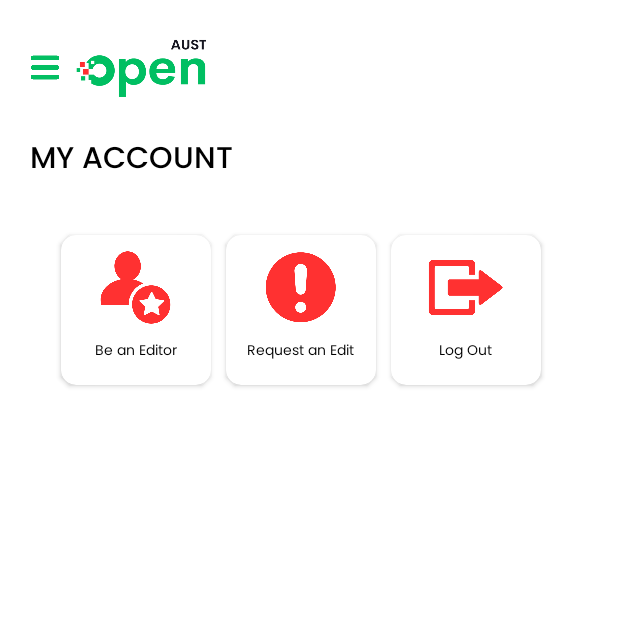
After one commit to anwholesquare/aust_open_android, an Android app: the MyAccountActivity screen opened directly, with no data from a screen before it, on a phone screen of 412 x 824 dp, the top half of it. The commit adds this screen. Run offline under Robolectric (Android 15) with nearby library versions, the phone set to English and light mode, and no system bars; our stand-ins replace Firebase (no records; nobody signed in at launch, a user with empty details on screens opened directly).

Commit message:
My Account Screen Added

```diff
--- a/app/src/main/java/com/khandokeranan/austopen/MainActivity.java
+++ b/app/src/main/java/com/khandokeranan/austopen/MainActivity.java
@@ -168,7 +168,7 @@ public class MainActivity extends AppCompatActivity {
         accBtn.setOnClickListener(new View.OnClickListener() {
             @Override
             public void onClick(View v) {
-                Intent vc1 = new Intent(getApplicationContext(), VacantAcitivity1.class);
+                Intent vc1 = new Intent(getApplicationContext(), MyAccountActivity.class);
                 startActivity(vc1);
             }
         });
--- /dev/null
+++ b/app/src/main/java/com/khandokeranan/austopen/MyAccountActivity.java
@@ -0,0 +1,48 @@
+package com.khandokeranan.austopen;
+
+import androidx.appcompat.app.AppCompatActivity;
+import androidx.cardview.widget.CardView;
+
+import android.content.Intent;
+import android.os.Bundle;
+import android.widget.TextView;
+
+import com.google.firebase.auth.FirebaseAuth;
+import com.google.firebase.auth.FirebaseUser;
+
+public class MyAccountActivity extends AppCompatActivity {
+    FirebaseUser user;
+
+    @Override
+    protected void onCreate(Bundle savedInstanceState) {
+        super.onCreate(savedInstanceState);
+        setContentView(R.layout.activity_my_account);
+        user = FirebaseAuth.getInstance().getCurrentUser();
+
+        TextView userName = (TextView) findViewById(R.id.username);
+        userName.setText(user.getEmail());
+
+        CardView signOutBtn = (CardView) findViewById(R.id.logoutBtn);
+        signOutBtn.setOnClickListener(v -> {
+            FirebaseAuth.getInstance().signOut();
+            Intent vc1 = new Intent(getApplicationContext(), LoginActivity.class);
+            startActivity(vc1);
+        });
+
+        CardView beAnEditorBtn = (CardView) findViewById(R.id.beEditorBtn);
+        beAnEditorBtn.setOnClickListener(v -> {
+            Intent vc1 = new Intent(getApplicationContext(), BeAnEditorActivity.class);
+            startActivity(vc1);
+        });
+
+        CardView requestAnEditBtn = (CardView) findViewById(R.id.requestEditBtn);
+        requestAnEditBtn.setOnClickListener(v -> {
+            Intent vc1 = new Intent(getApplicationContext(), RequestEditActivity.class);
+            startActivity(vc1);
+        });
+
+
+
+
+    }
+}
--- /dev/null
+++ b/app/src/main/res/layout/activity_my_account.xml
@@ -0,0 +1,174 @@
+<?xml version="1.0" encoding="utf-8"?>
+<LinearLayout xmlns:android="http://schemas.android.com/apk/res/android"
+    xmlns:app="http://schemas.android.com/apk/res-auto"
+    xmlns:tools="http://schemas.android.com/tools"
+    android:layout_width="match_parent"
+    android:layout_height="match_parent"
+    android:layout_margin="20dp"
+
+
+    android:orientation="vertical"
+    tools:context=".RoutineActivity1">
+
+    <LinearLayout
+        android:layout_width="match_parent"
+        android:layout_height="wrap_content"
+        android:gravity="start"
+
+        android:orientation="horizontal">
+
+        <LinearLayout
+            android:layout_width="120dp"
+            android:layout_height="50dp"
+            android:orientation="horizontal"
+            android:gravity="start"
+            >
+
+            <ImageView
+                android:layout_width="20dp"
+                android:layout_height="wrap_content"
+                android:layout_gravity="center"
+                android:layout_marginRight="10dp"
+                android:src="@drawable/hamburger1"/>
+
+            <ImageView
+                android:layout_width="wrap_content"
+                android:layout_height="match_parent"
+                android:src="@drawable/applogo"/>
+        </LinearLayout>
+    </LinearLayout>
+    <LinearLayout
+        android:layout_width="wrap_content"
+        android:layout_height="wrap_content"
+        android:layout_marginTop="20dp"
+        android:orientation="vertical">
+        <TextView
+            android:layout_width="wrap_content"
+            android:layout_height="wrap_content"
+            android:text="MY ACCOUNT"
+            android:textFontWeight="500"
+            android:textSize="20sp"
+            android:textColor="@color/black"
+            android:fontFamily="@font/poppins"
+            />
+        <TextView
+            android:layout_width="wrap_content"
+            android:layout_height="wrap_content"
+            android:text=""
+            android:id="@+id/username"
+            >
+
+        </TextView>
+
+    </LinearLayout>
+    <LinearLayout
+        android:layout_width="match_parent"
+        android:layout_height="117dp"
+        android:gravity="center"
+
+        android:orientation="horizontal">
+
+        <androidx.cardview.widget.CardView
+            android:id="@+id/beEditorBtn"
+            android:layout_width="100dp"
+            android:layout_height="100dp"
+            android:layout_marginVertical="10dp"
+            android:layout_marginRight="10dp"
+            app:cardCornerRadius="10dp">
+
+            <LinearLayout
+                android:layout_width="match_parent"
+                android:layout_height="wrap_content"
+                android:gravity="center_horizontal"
+                android:orientation="vertical">
+
+                <ImageView
+                    android:layout_width="70dp"
+                    android:layout_height="70dp"
+                    android:padding="10dp"
+                    android:src="@drawable/be_editor" />
+
+                <TextView
+                    android:layout_width="wrap_content"
+                    android:layout_height="wrap_content"
+                    android:fontFamily="@font/poppins"
+                    android:padding="0dp"
+                    android:text="Be an Editor"
+                    android:textColor="@color/black"
+                    android:textSize="9sp" />
+
+
+            </LinearLayout>
+
+
+        </androidx.cardview.widget.CardView>
+
+        <androidx.cardview.widget.CardView
+            android:id="@+id/requestEditBtn"
+            android:layout_width="100dp"
+            android:layout_height="100dp"
+            app:cardCornerRadius="10dp">
+
+            <LinearLayout
+                android:layout_width="match_parent"
+                android:layout_height="wrap_content"
+                android:gravity="center_horizontal"
+                android:orientation="vertical">
+
+                <ImageView
+                    android:layout_width="70dp"
+                    android:layout_height="70dp"
+                    android:padding="10dp"
+                    android:src="@drawable/request_edit"/>
+
+                <TextView
+
+                    android:layout_width="wrap_content"
+                    android:layout_height="wrap_content"
+
+                    android:fontFamily="@font/poppins"
+                    android:padding="0dp"
+                    android:text="Request an Edit"
+                    android:textColor="@color/black"
+                    android:textSize="9sp" />
+
+
+            </LinearLayout>
+        </androidx.cardview.widget.CardView>
+
+        <androidx.cardview.widget.CardView
+            android:id="@+id/logoutBtn"
+            android:layout_width="100dp"
+            android:layout_height="100dp"
+            android:layout_margin="10dp"
+            app:cardCornerRadius="10dp">
+
+            <LinearLayout
+                android:layout_width="match_parent"
+                android:layout_height="wrap_content"
+                android:gravity="center_horizontal"
+                android:orientation="vertical">
+
+                <ImageView
+                    android:layout_width="70dp"
+                    android:layout_height="70dp"
+                    android:padding="10dp"
+                    android:src="@drawable/log_out" />
+
+                <TextView
+                    android:layout_width="wrap_content"
+                    android:layout_height="wrap_content"
+
+                    android:fontFamily="@font/poppins"
+                    android:padding="0dp"
+                    android:text="Log Out"
+                    android:textColor="@color/black"
+                    android:textSize="9sp" />
+            </LinearLayout>
+        </androidx.cardview.widget.CardView>
+    </LinearLayout>
+
+
+
+
+    </LinearLayout>
```
Also changed, not shown: app/src/main/AndroidManifest.xml (+9 -0 lines), app/src/main/java/com/khandokeranan/austopen/BeAnEditorActivity.java (added, +24 -0 lines), app/src/main/java/com/khandokeranan/austopen/InfoActivity.java (+12 -3 lines), app/src/main/java/com/khandokeranan/austopen/RequestEditActivity.java (added, +22 -0 lines), app/src/main/res/layout/activity_be_an_editor.xml (added, +103 -0 lines), app/src/main/res/layout/activity_request_edit.xml (added, +106 -0 lines), app/src/main/res/drawable/be_editor.png (added), app/src/main/res/drawable/log_out.png (added), app/src/main/res/drawable/notification_profile.png (added), app/src/main/res/drawable/request_edit.png (added).
